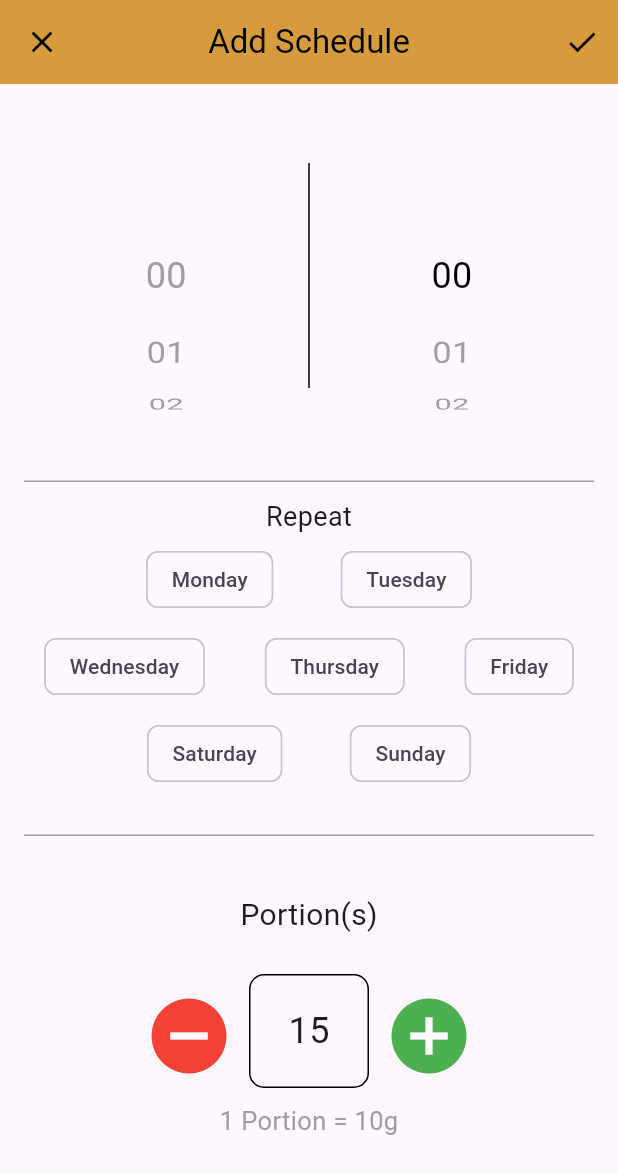
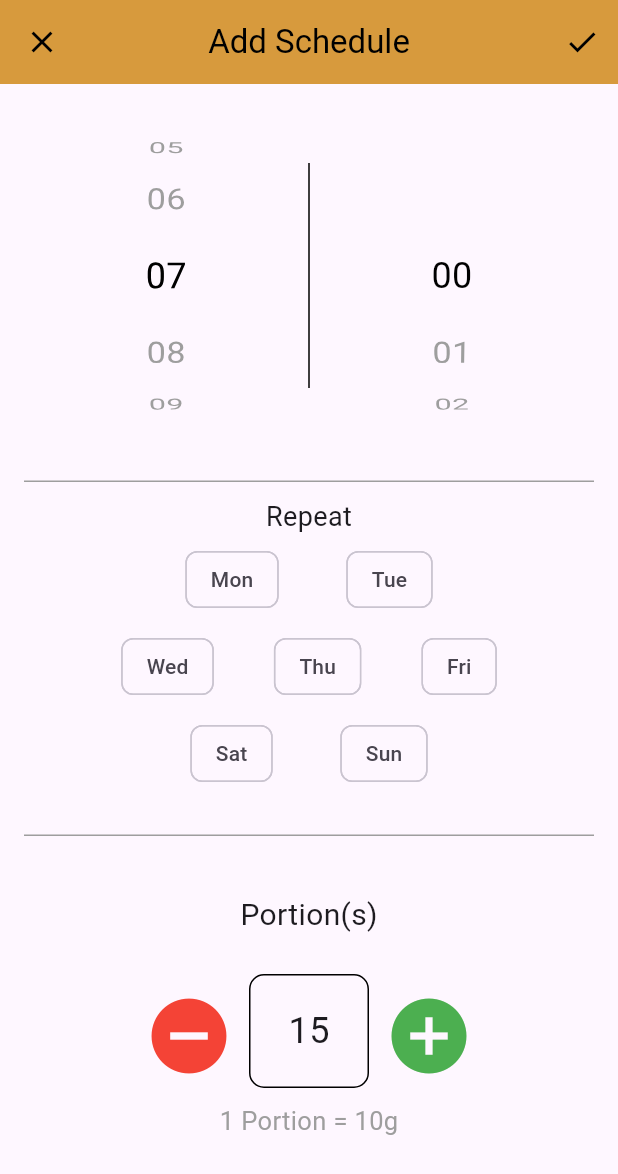
Before and after one commit to Hemeem/PawsPortion, a Flutter app: the SchedulePage screen opened directly, after a tap on the "add" icon, on a phone screen of 412 x 824 dp. Shown: the top 1174 px of the screen. Run offline on Flutter 3.47's test engine with Material 3 defaults, Android fonts, the phone set to English and light mode, and no system bars; our stand-ins replace dots_indicator, permission_handler; missing offline and left inert: wifi_iot; network calls fail.

Commit message:
Connect ESP32 to Flutter, Add Logic to work the servo from Flutter, Add Connection Screen, Add Edit, delete on schedule.

```diff
--- a/lib/AddSchedulePage.dart
+++ b/lib/AddSchedulePage.dart
@@ -1,26 +1,47 @@
 import 'package:flutter/material.dart';
+import 'package:pawsportion/ScheduleItem.dart';
+
+const String DELETE_SIGNAL = "DELETE"; // Define a constant signal for deletion
 
 class AddSchedulePage extends StatefulWidget {
+  final ScheduleItem? schedule;
+
+  AddSchedulePage({this.schedule});
+
   @override
   _AddSchedulePageState createState() => _AddSchedulePageState();
 }
 
 class _AddSchedulePageState extends State<AddSchedulePage> {
-  final List<String> _hours =
-      List.generate(24, (index) => index.toString().padLeft(2, '0'));
-  final List<String> _minutes =
-      List.generate(60, (index) => index.toString().padLeft(2, '0'));
-  int _selectedHour = 7;
-  int _selectedMinute = 0;
-  int _portions = 15;
-  List<bool> _isSelected = List.generate(7, (index) => false);
+  late int _selectedHour;
+  late int _selectedMinute;
+  late int _portions;
+  late List<bool> _isSelected;
+
+  @override
+  void initState() {
+    super.initState();
+    if (widget.schedule != null) {
+      // Editing an existing schedule
+      _selectedHour = int.parse(widget.schedule!.time.split(':')[0]);
+      _selectedMinute = int.parse(widget.schedule!.time.split(':')[1]);
+      _portions = widget.schedule!.portions;
+      _isSelected = List.from(widget.schedule!.repeatDays); // Use the existing repeatDays
+    } else {
+      // Adding a new schedule
+      _selectedHour = 7;
+      _selectedMinute = 0;
+      _portions = 15;
+      _isSelected = List.generate(7, (index) => false);
+    }
+  }
 
   @override
   Widget build(BuildContext context) {
     return Scaffold(
       appBar: AppBar(
         title: Text(
-          'Add Schedule',
+          widget.schedule != null ? 'Edit Schedule' : 'Add Schedule',
           style: TextStyle(color: Colors.black),
         ),
         centerTitle: true,
@@ -29,15 +50,21 @@ class _AddSchedulePageState extends State<AddSchedulePage> {
         leading: IconButton(
           icon: Icon(Icons.close),
           onPressed: () {
-            Navigator.pop(context);
+            Navigator.pop(context, null); // Return null to indicate cancel action
           },
         ),
         actions: [
+          if (widget.schedule != null) // Show delete icon only when editing
+            IconButton(
+              icon: Icon(Icons.delete, color: Colors.red),
+              onPressed: () {
+                _showDeleteConfirmationDialog(context);
+              },
+            ),
           IconButton(
             icon: Icon(Icons.check),
             onPressed: () {
-              // Save schedule logic
-              Navigator.pop(context);
+              _updateSchedule(context);
             },
           ),
         ],
@@ -64,21 +91,20 @@ class _AddSchedulePageState extends State<AddSchedulePage> {
                                 _selectedHour = index;
                               });
                             },
+                            controller: FixedExtentScrollController(initialItem: _selectedHour),
                             childDelegate: ListWheelChildBuilderDelegate(
                               builder: (context, index) {
                                 return Center(
                                   child: Text(
-                                    _hours[index],
+                                    index.toString().padLeft(2, '0'),
                                     style: TextStyle(
                                       fontSize: 24,
-                                      color: _selectedHour == index
-                                          ? Colors.black
-                                          : Colors.grey,
+                                      color: _selectedHour == index ? Colors.black : Colors.grey,
                                     ),
                                   ),
                                 );
                               },
-                              childCount: _hours.length,
+                              childCount: 24,
                             ),
                           ),
                         ),
@@ -101,21 +127,20 @@ class _AddSchedulePageState extends State<AddSchedulePage> {
                                 _selectedMinute = index;
                               });
                             },
+                            controller: FixedExtentScrollController(initialItem: _selectedMinute),
                             childDelegate: ListWheelChildBuilderDelegate(
                               builder: (context, index) {
                                 return Center(
                                   child: Text(
-                                    _minutes[index],
+                                    index.toString().padLeft(2, '0'),
                                     style: TextStyle(
                                       fontSize: 24,
-                                      color: _selectedMinute == index
-                                          ? Colors.black
-                                          : Colors.grey,
+                                      color: _selectedMinute == index ? Colors.black : Colors.grey,
                                     ),
                                   ),
                                 );
                               },
-                              childCount: _minutes.length,
+                              childCount: 60,
                             ),
                           ),
                         ),
@@ -142,29 +167,29 @@ class _AddSchedulePageState extends State<AddSchedulePage> {
                       Row(
                         mainAxisAlignment: MainAxisAlignment.center,
                         children: [
-                          _buildChoiceChip(0, 'Monday'),
+                          _buildChoiceChip(0, 'Mon'),
                           SizedBox(width: 45),
-                          _buildChoiceChip(1, 'Tuesday'),
+                          _buildChoiceChip(1, 'Tue'),
                         ],
                       ),
                       SizedBox(height: 10),
                       Row(
                         mainAxisAlignment: MainAxisAlignment.center,
                         children: [
-                          _buildChoiceChip(2, 'Wednesday'),
+                          _buildChoiceChip(2, 'Wed'),
                           SizedBox(width: 40),
-                          _buildChoiceChip(3, 'Thursday'),
+                          _buildChoiceChip(3, 'Thu'),
                           SizedBox(width: 40),
-                          _buildChoiceChip(4, 'Friday'),
+                          _buildChoiceChip(4, 'Fri'),
                         ],
                       ),
                       SizedBox(height: 10),
                       Row(
                         mainAxisAlignment: MainAxisAlignment.center,
                         children: [
-                          _buildChoiceChip(5, 'Saturday'),
+                          _buildChoiceChip(5, 'Sat'),
                           SizedBox(width: 45),
-                          _buildChoiceChip(6, 'Sunday'),
+                          _buildChoiceChip(6, 'Sun'),
                         ],
                       ),
                     ],
@@ -182,7 +207,6 @@ class _AddSchedulePageState extends State<AddSchedulePage> {
               child: Column(
                 mainAxisAlignment: MainAxisAlignment.center,
                 children: [
-                  // Wrapped the content with a Column widget
                   Text('Portion(s)', style: TextStyle(fontSize: 20)),
                   SizedBox(height: 25),
                   Row(
@@ -190,11 +214,9 @@ class _AddSchedulePageState extends State<AddSchedulePage> {
                     children: [
                       SizedBox(
                         width: 80,
-                        height:
-                            70, // Menambahkan height untuk menyamakan tinggi dengan tombol
+                        height: 70,
                         child: IconButton(
-                          icon: Icon(Icons.remove_circle,
-                              color: Colors.red, size: 60),
+                          icon: Icon(Icons.remove_circle, color: Colors.red, size: 60),
                           onPressed: () {
                             setState(() {
                               if (_portions > 1) _portions--;
@@ -208,10 +230,7 @@ class _AddSchedulePageState extends State<AddSchedulePage> {
                           borderRadius: BorderRadius.circular(10),
                           border: Border.all(color: Colors.black),
                         ),
-                        padding: EdgeInsets.symmetric(
-                            vertical: 20,
-                            horizontal:
-                                20), // Tetapkan padding untuk kotak porsi
+                        padding: EdgeInsets.symmetric(vertical: 20, horizontal: 20),
                         child: Center(
                           child: Text(
                             _portions.toString(),
@@ -221,11 +240,9 @@ class _AddSchedulePageState extends State<AddSchedulePage> {
                       ),
                       SizedBox(
                         width: 80,
-                        height:
-                            70, // Menambahkan height untuk menyamakan tinggi dengan tombol
+                        height: 70,
                         child: IconButton(
-                          icon: Icon(Icons.add_circle,
-                              color: Colors.green, size: 60),
+                          icon: Icon(Icons.add_circle, color: Colors.green, size: 60),
                           onPressed: () {
                             setState(() {
                               _portions++;
@@ -235,10 +252,8 @@ class _AddSchedulePageState extends State<AddSchedulePage> {
                       ),
                     ],
                   ),
-
                   SizedBox(height: 10),
-                  Text('1 Portion = 10g',
-                      style: TextStyle(fontSize: 17, color: Colors.grey)),
+                  Text('1 Portion = 10g', style: TextStyle(fontSize: 17, color: Colors.grey)),
                   SizedBox(height: 18),
                 ],
               ),
@@ -261,4 +276,43 @@ class _AddSchedulePageState extends State<AddSchedulePage> {
       selectedColor: Colors.blue,
     );
   }
+
+  void _updateSchedule(BuildContext context) {
+    // Create or update the schedule
+    final updatedSchedule = ScheduleItem(
+      time: '${_selectedHour.toString().padLeft(2, '0')}:${_selectedMinute.toString().padLeft(2, '0')}',
+      portions: _portions,
+      enabled: widget.schedule?.enabled ?? true, // Preserve the enabled state if editing
+      repeatDays: _isSelected,
+    );
+    // Pass the updated schedule back to the previous screen
+    Navigator.pop(context, updatedSchedule);
+  }
+
+  void _showDeleteConfirmationDialog(BuildContext context) {
+    showDialog(
+      context: context,
+      builder: (BuildContext context) {
+        return AlertDialog(
+          title: Text('Delete Schedule'),
+          content: Text('Are you sure you want to delete this schedule?'),
+          actions: [
+            TextButton(
+              onPressed: () {
+                Navigator.pop(context); // Close the dialog
+              },
+              child: Text('Cancel'),
+            ),
+            TextButton(
+              onPressed: () {
+                Navigator.pop(context); // Close the dialog
+                Navigator.pop(context, DELETE_SIGNAL); // Return the delete signal to indicate deletion
+              },
+              child: Text('Delete', style: TextStyle(color: Colors.red)),
+            ),
+          ],
+        );
+      },
+    );
+  }
 }
--- /dev/null
+++ b/lib/ScheduleItem.dart
@@ -0,0 +1,13 @@
+class ScheduleItem {
+  String time;
+  int portions;
+  bool enabled;
+  List<bool> repeatDays;
+
+  ScheduleItem({
+    required this.time,
+    required this.portions,
+    required this.enabled,
+    required this.repeatDays,
+  });
+}
--- a/lib/SchedulePage.dart
+++ b/lib/SchedulePage.dart
@@ -1,10 +1,11 @@
 import 'package:flutter/material.dart';
 import 'package:pawsportion/AddSchedulePage.dart';
-import 'package:pawsportion/schedulepage.dart';
+import 'package:pawsportion/ScheduleItem.dart';
 import 'package:pawsportion/widget/ScheduleButton.dart';
+import 'package:pawsportion/widget/ScheduleTile.dart';
 
 class SchedulePage extends StatefulWidget {
-  const SchedulePage({Key? key});
+  const SchedulePage({Key? key}) : super(key: key);
 
   @override
   _SchedulePageState createState() => _SchedulePageState();
@@ -12,11 +13,66 @@ class SchedulePage extends StatefulWidget {
 
 class _SchedulePageState extends State<SchedulePage> {
   final List<ScheduleItem> _schedules = [
-    ScheduleItem(time: '07:00', portions: 15, enabled: true),
-    ScheduleItem(time: '12:00', portions: 15, enabled: true),
-    ScheduleItem(time: '16:00', portions: 15, enabled: false),
-    ScheduleItem(time: '20:00', portions: 15, enabled: false),
+    ScheduleItem(time: '07:00', portions: 15, enabled: true, repeatDays: List.generate(7, (index) => true)),
+    ScheduleItem(time: '12:00', portions: 15, enabled: true, repeatDays: List.generate(7, (index) => true)),
+    ScheduleItem(time: '16:00', portions: 15, enabled: false, repeatDays: List.generate(7, (index) => true)),
+    ScheduleItem(time: '20:00', portions: 15, enabled: false, repeatDays: List.generate(7, (index) => true)),
   ];
+
+  @override
+  void initState() {
+    super.initState();
+    _sortSchedulesByTime(); // Sort schedules when the widget is initialized
+  }
+
+  void _sortSchedulesByTime() {
+    _schedules.sort((a, b) {
+      final timeA = TimeOfDay(
+        hour: int.parse(a.time.split(':')[0]),
+        minute: int.parse(a.time.split(':')[1]),
+      );
+      final timeB = TimeOfDay(
+        hour: int.parse(b.time.split(':')[0]),
+        minute: int.parse(b.time.split(':')[1]),
+      );
+      return timeA.hour.compareTo(timeB.hour) != 0
+          ? timeA.hour.compareTo(timeB.hour)
+          : timeA.minute.compareTo(timeB.minute);
+    });
+  }
+
+  Future<void> _navigateToAddSchedulePage(BuildContext context) async {
+    final newSchedule = await Navigator.push<ScheduleItem>(
+      context,
+      MaterialPageRoute(builder: (context) => AddSchedulePage()),
+    );
+    if (newSchedule != null) {
+      setState(() {
+        _schedules.add(newSchedule);
+        _sortSchedulesByTime(); // Sort schedules after adding a new one
+      });
+    }
+  }
+
+  Future<void> _navigateToEditSchedulePage(BuildContext context, int index) async {
+    final result = await Navigator.push(
+      context,
+      MaterialPageRoute(
+        builder: (context) => AddSchedulePage(schedule: _schedules[index]),
+      ),
+    );
+
+    if (result == DELETE_SIGNAL) {
+      setState(() {
+        _schedules.removeAt(index);
+      });
+    } else if (result != null) {
+      setState(() {
+        _schedules[index] = result as ScheduleItem;
+        _sortSchedulesByTime(); // Sort schedules after editing
+      });
+    }
+  }
 
   @override
   Widget build(BuildContext context) {
@@ -30,23 +86,27 @@ class _SchedulePageState extends State<SchedulePage> {
         backgroundColor: Color(0xFFD79A3D),
         iconTheme: IconThemeData(color: Colors.black),
       ),
-      body: Padding(
-        padding: EdgeInsets.only(top: 50.0, bottom: 80.0),
-        child: ListView.builder(
-          itemCount: _schedules.length,
-          itemBuilder: (context, index) {
-            return ScheduleTile(
+      body: ListView.builder(
+        itemCount: _schedules.length,
+        itemBuilder: (context, index) {
+          return GestureDetector(
+            onTap: () => _navigateToEditSchedulePage(context, index),
+            child: ScheduleTile(
               schedule: _schedules[index],
               onChanged: (bool value) {
                 setState(() {
                   _schedules[index].enabled = value;
                 });
               },
-            );
-          },
-        ),
+            ),
+          );
+        },
       ),
-      floatingActionButton: ScheduleButton(),
+      floatingActionButton: FloatingActionButton(
+        onPressed: () => _navigateToAddSchedulePage(context),
+        child: Icon(Icons.add),
+        backgroundColor: Colors.green,
+      ),
       floatingActionButtonLocation: FloatingActionButtonLocation.centerFloat,
     );
   }
--- a/lib/main.dart
+++ b/lib/main.dart
@@ -1,9 +1,12 @@
 import 'package:flutter/material.dart';
+import 'package:pawsportion/ConnnectDevice.dart';
+import 'package:pawsportion/MealPage.dart';
 import 'package:pawsportion/onboarding_page.dart';
 import 'mealpage.dart' as meal_page;
 import 'schedulepage.dart' as schedule_page;
 import 'logpage.dart' as log_page;
 import 'bottom_navigation_bar.dart';
+
 
 void main() {
   runApp(PawsPortionFeederApp());
@@ -15,7 +18,7 @@ class PawsPortionFeederApp extends StatelessWidget {
     return MaterialApp(
       debugShowCheckedModeBanner: false,
       home:
-          MealPageWithBottomNav(), // Menggunakan MealPageWithBottomNav sebagai home
+          WelcomeDevicePage(), // Menggunakan MealPageWithBottomNav sebagai home
     );
   }
 }
--- a/lib/widget/ScheduleButton.dart
+++ b/lib/widget/ScheduleButton.dart
@@ -2,9 +2,7 @@ import 'package:flutter/material.dart';
 import 'package:pawsportion/AddSchedulePage.dart';
 
 class ScheduleButton extends StatelessWidget {
-  const ScheduleButton({
-    super.key,
-  });
+  const ScheduleButton({Key? key}) : super(key: key);
 
   @override
   Widget build(BuildContext context) {
--- a/lib/widget/ScheduleTile.dart
+++ b/lib/widget/ScheduleTile.dart
@@ -1,4 +1,5 @@
 import 'package:flutter/material.dart';
+import 'package:pawsportion/ScheduleItem.dart';
 
 class ScheduleTile extends StatelessWidget {
   final ScheduleItem schedule;
@@ -24,13 +25,14 @@ class ScheduleTile extends StatelessWidget {
               Text(
                 schedule.time,
                 style: TextStyle(
-                    fontSize: 24,
-                    fontWeight: FontWeight.bold,
-                    color: Colors.white),
+                  fontSize: 24,
+                  fontWeight: FontWeight.bold,
+                  color: Colors.white,
+                ),
               ),
               Text(
-                'Daily | ${schedule.portions} Portions',
-                style: TextStyle(fontSize: 16, color: Colors.white),
+                '${_getRepeatDays()} | ${schedule.portions} Portions',
+                style: TextStyle(fontSize: 15, color: Colors.white),
               ),
             ],
           ),
@@ -49,13 +51,21 @@ class ScheduleTile extends StatelessWidget {
       ),
     );
   }
+
+  String _getRepeatDays() {
+    List<String> days = [];
+    List<String> dayNames = ['Mon', 'Tue', 'Wed', 'Thu', 'Fri', 'Sat', 'Sun'];
+
+    for (int i = 0; i < schedule.repeatDays.length; i++) {
+      if (schedule.repeatDays[i]) {
+        days.add(dayNames[i]);
+      }
+    }
+
+    if (days.length == 7) {
+      return 'Daily';
+    } else {
+      return days.join(', ');
+    }
+  }
 }
-
-class ScheduleItem {
-  String time;
-  int portions;
-  bool enabled;
-
-  ScheduleItem(
-      {required this.time, required this.portions, required this.enabled});
-}
--- a/pubspec.yaml
+++ b/pubspec.yaml
@@ -32,6 +32,10 @@ dependencies:
     sdk: flutter
   dots_indicator: ^2.0.0
   shared_preferences: ^2.0.8
+  connectivity_plus: ^5.0.2
+  wifi_iot: ^0.3.19
+  permission_handler: ^11.0.1
+  web_socket_channel: ^2.4.0
 
 
   # The following adds the Cupertino Icons font to your application.
```
Also changed, not shown: lib/ConnnectDevice.dart (added, +285 -0 lines), lib/MealPage.dart (+23 -18 lines), lib/Notifications.dart (added, +26 -0 lines), lib/widget/ManualFeedButton.dart (+34 -6 lines), pubspec.lock, 3 other files.
